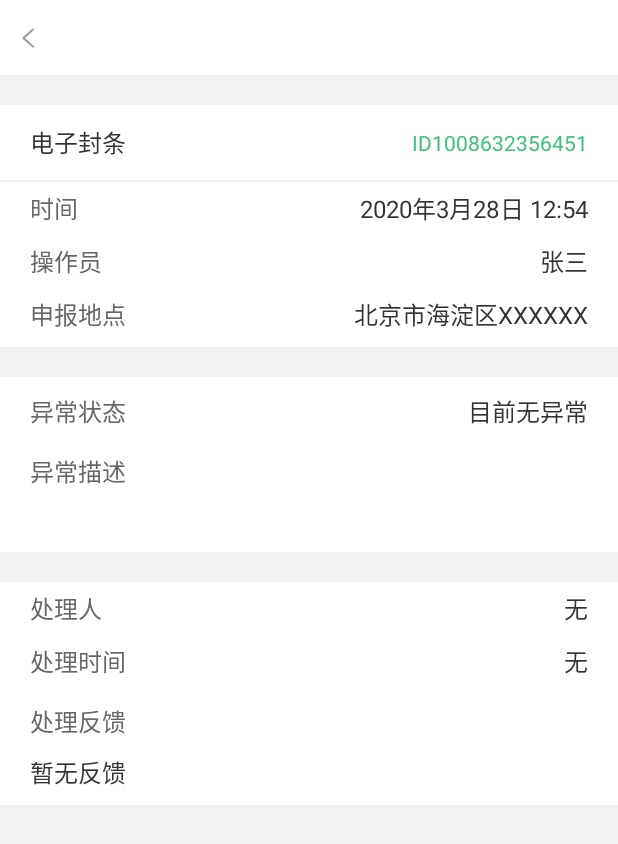
After one commit to gongyurain/electronicSeals, an Android app: the layout activity_exception.xml on its own in the app's theme, with its tools: preview values and no code run, on a phone screen of 412 x 824 dp. The commit adds this screen. Shown: the top 844 px of the screen. Run offline under Robolectric (Android 15) with nearby library versions, the phone set to English and light mode, and no system bars.

Commit message:
exception_info

```diff
--- /dev/null
+++ b/app/src/main/res/layout/activity_exception.xml
@@ -0,0 +1,235 @@
+<?xml version="1.0" encoding="utf-8"?>
+<LinearLayout xmlns:android="http://schemas.android.com/apk/res/android"
+    android:layout_width="match_parent"
+    android:layout_height="match_parent"
+    android:background="@color/mine_bg"
+    android:orientation="vertical">
+    <include layout="@layout/item_title"/>
+
+    <ScrollView
+        android:layout_width="match_parent"
+        android:layout_height="match_parent"
+        android:scrollbars="none">
+        <LinearLayout
+            android:layout_width="match_parent"
+            android:layout_height="wrap_content"
+            android:orientation="vertical">
+            <FrameLayout
+                android:layout_width="match_parent"
+                android:layout_height="50dp"
+                android:layout_marginTop="20dp"
+                android:paddingLeft="20dp"
+                android:paddingRight="20dp"
+                android:background="@color/white">
+                <TextView
+                    android:layout_width="wrap_content"
+                    android:layout_height="wrap_content"
+                    android:layout_gravity="center_vertical"
+                    android:text="电子封条"
+                    android:textSize="16sp"
+                    android:textColor="@color/grayDark"/>
+
+                <TextView
+                    android:id="@+id/box_status_tv"
+                    android:layout_width="wrap_content"
+                    android:layout_height="wrap_content"
+                    android:layout_gravity="right|center_vertical"
+                    android:text="ID1008632356451"
+                    android:textSize="14sp"
+                    android:textColor="@color/green_light"/>
+            </FrameLayout>
+
+            <LinearLayout
+                android:layout_width="match_parent"
+                android:layout_height="wrap_content"
+                android:layout_marginTop="1dp"
+                android:background="@color/white"
+                android:paddingBottom="10dp"
+                android:orientation="vertical">
+                <!-- 时间 -->
+                <LinearLayout style="@style/item_line_ll_s">
+
+                    <TextView
+                        style="@style/info_title_tv"
+                        android:text="时间" />
+
+                    <TextView
+                        android:id="@+id/box_seal_time_tv"
+                        android:layout_width="match_parent"
+                        android:layout_height="wrap_content"
+                        android:gravity="right"
+                        android:text="2020年3月28日 12:54"
+                        android:textColor="@color/grayDark"
+                        android:textSize="16sp" />
+                </LinearLayout>
+                <!-- 操作员 -->
+                <LinearLayout style="@style/item_line_ll_s">
+
+                    <TextView
+                        style="@style/info_title_tv"
+                        android:text="操作员" />
+
+                    <TextView
+                        android:id="@+id/box_seal_person_tv"
+                        android:layout_width="match_parent"
+                        android:layout_height="wrap_content"
+                        android:gravity="right"
+                        android:text="张三"
+                        android:textColor="@color/grayDark"
+                        android:textSize="16sp" />
+                </LinearLayout>
+                <!-- 申报地点 -->
+                <LinearLayout
+                    android:layout_width="match_parent"
+                    android:layout_height="wrap_content"
+                    android:layout_marginTop="5dp"
+                    android:orientation="horizontal"
+                    android:paddingLeft="20dp"
+                    android:paddingRight="20dp">
+
+                    <TextView
+                        style="@style/info_title_tv"
+                        android:text="申报地点" />
+
+                    <TextView
+                        android:id="@+id/box_seal_addr_tv"
+                        android:layout_width="match_parent"
+                        android:layout_height="wrap_content"
+                        android:layout_marginLeft="10dp"
+                        android:gravity="right"
+                        android:text="北京市海淀区XXXXXX"
+                        android:textColor="@color/grayDark"
+                        android:textSize="16sp" />
+                </LinearLayout>
+            </LinearLayout>
+
+            <LinearLayout
+                android:layout_width="match_parent"
+                android:layout_height="wrap_content"
+                android:layout_marginTop="20dp"
+                android:paddingTop="5dp"
+                android:background="@color/white"
+                android:paddingBottom="10dp"
+                android:orientation="vertical">
+                <!-- 异常状态 -->
+                <LinearLayout style="@style/item_line_ll_s">
+
+                    <TextView
+                        style="@style/info_title_tv"
+                        android:text="异常状态" />
+
+                    <TextView
+                        android:id="@+id/expt_type_tv"
+                        android:layout_width="match_parent"
+                        android:layout_height="wrap_content"
+                        android:gravity="right"
+                        android:text="目前无异常"
+                        android:textColor="@color/grayDark"
+                        android:textSize="16sp" />
+                </LinearLayout>
+
+                <!-- 异常描述 -->
+                <LinearLayout
+                    android:layout_width="match_parent"
+                    android:layout_height="wrap_content"
+                    android:paddingLeft="20dp"
+                    android:paddingRight="20dp"
+                    android:orientation="vertical">
+
+                    <TextView
+                        style="@style/info_title_tv"
+                        android:layout_marginTop="10dp"
+                        android:text="异常描述" />
+
+                    <TextView
+                        android:id="@+id/expt_desc_tv"
+                        android:layout_width="match_parent"
+                        android:layout_height="wrap_content"
+                        android:layout_marginTop="10dp"
+                        android:text=""
+                        android:textColor="@color/grayDark"
+                        android:textSize="16sp" />
+                </LinearLayout>
+
+                <!-- 图片 -->
+                <ScrollView
+                    android:layout_width="match_parent"
+                    android:layout_height="wrap_content"
+                    android:scrollbars="none">
+                    <LinearLayout
+                        android:id="@+id/expt_pics_ll"
+                        android:layout_width="match_parent"
+                        android:layout_height="100dp"
+                        android:paddingLeft="20dp"
+                        android:orientation="horizontal">
+                    </LinearLayout>
+                </ScrollView>
+
+            </LinearLayout>
+
+            <LinearLayout
+                android:layout_width="match_parent"
+                android:layout_height="wrap_content"
+                android:layout_marginTop="20dp"
+                android:paddingLeft="20dp"
+                android:paddingRight="20dp"
+                android:background="@color/white"
+                android:paddingBottom="10dp"
+                android:orientation="vertical">
+                <!-- 处理人 -->
+                <LinearLayout
+                    android:layout_width="match_parent"
+                    android:layout_height="35dp"
+                    android:orientation="horizontal"
+                    android:gravity="center_vertical">
+
+                    <TextView
+                        style="@style/info_title_tv"
+                        android:text="处理人" />
+
+                    <TextView
+                        android:id="@+id/expt_person_tv"
+                        android:layout_width="match_parent"
+                        android:layout_height="wrap_content"
+                        android:gravity="right"
+                        android:text="无"
+                        android:textColor="@color/grayDark"
+                        android:textSize="16sp" />
+                </LinearLayout>
+                <!-- 处理时间 -->
+                <LinearLayout
+                    android:layout_width="match_parent"
+                    android:layout_height="35dp"
+                    android:orientation="horizontal"
+                    android:gravity="center_vertical">
+
+                    <TextView
+                        style="@style/info_title_tv"
+                        android:text="处理时间" />
+
+                    <TextView
+                        android:id="@+id/expt_time_tv"
+                        android:layout_width="match_parent"
+                        android:layout_height="wrap_content"
+                        android:gravity="right"
+                        android:text="无"
+                        android:textColor="@color/grayDark"
+                        android:textSize="16sp" />
+                </LinearLayout>
+                <TextView
+                    style="@style/info_title_tv"
+                    android:layout_marginTop="10dp"
+                    android:text="处理反馈" />
+                <TextView
+                    android:id="@+id/expt_result"
+                    android:layout_width="match_parent"
+                    android:layout_height="wrap_content"
+                    android:layout_marginTop="10dp"
+                    android:text="暂无反馈"
+                    android:textColor="@color/grayDark"
+                    android:textSize="16sp" />
+            </LinearLayout>
+
+        </LinearLayout>
+    </ScrollView>
+</LinearLayout>
--- /dev/null
+++ b/app/src/main/res/layout/item_title.xml
@@ -0,0 +1,21 @@
+<?xml version="1.0" encoding="utf-8"?>
+<LinearLayout xmlns:android="http://schemas.android.com/apk/res/android"
+    android:layout_width="match_parent"
+    android:layout_height="50dp"
+    android:background="@color/white"
+    android:gravity="center_vertical"
+    android:orientation="horizontal">
+    <ImageButton
+        android:id="@+id/back_ib"
+        android:layout_width="45dp"
+        android:layout_height="match_parent"
+        android:src="@mipmap/icon_arrow_left"
+        android:background="@null"/>
+
+    <TextView
+        android:id="@+id/title_tv"
+        android:layout_width="wrap_content"
+        android:layout_height="wrap_content"
+        android:textSize="18sp"
+        android:textColor="@color/darkLight"/>
+</LinearLayout>
--- a/app/src/main/res/values/colors.xml
+++ b/app/src/main/res/values/colors.xml
@@ -168,4 +168,7 @@
     <color name="colorLoginButton">#004684</color>
     <color name="logoScreenBackground">#F7F7F7</color>
     <color name="black3">#ffeeeeee</color>
+    <color name="darkLight">#666666</color>
+    <color name="grayDark">#333333</color>
+    <color name="green_light">#40C182</color>
 </resources>
--- a/app/src/main/res/values/styles.xml
+++ b/app/src/main/res/values/styles.xml
@@ -42,4 +42,20 @@
         <item name="android:drawableRight">@drawable/right</item>
     </style>
 
+    <style name="info_title_tv">
+        <item name="android:layout_width">wrap_content</item>
+        <item name="android:layout_height">wrap_content</item>
+        <item name="android:textColor">@color/darkLight</item>
+        <item name="android:textSize">16sp</item>
+    </style>
+
+    <style name="item_line_ll_s">
+        <item name="android:layout_width">match_parent</item>
+        <item name="android:layout_height">35dp</item>
+        <item name="android:paddingLeft">20dp</item>
+        <item name="android:paddingRight">20dp</item>
+        <item name="android:gravity">center_vertical</item>
+        <item name="android:background">@color/white</item>
+    </style>
+
 </resources>
```
Also changed, not shown: app/src/main/res/mipmap-hdpi/icon_arrow_left.png (added).
